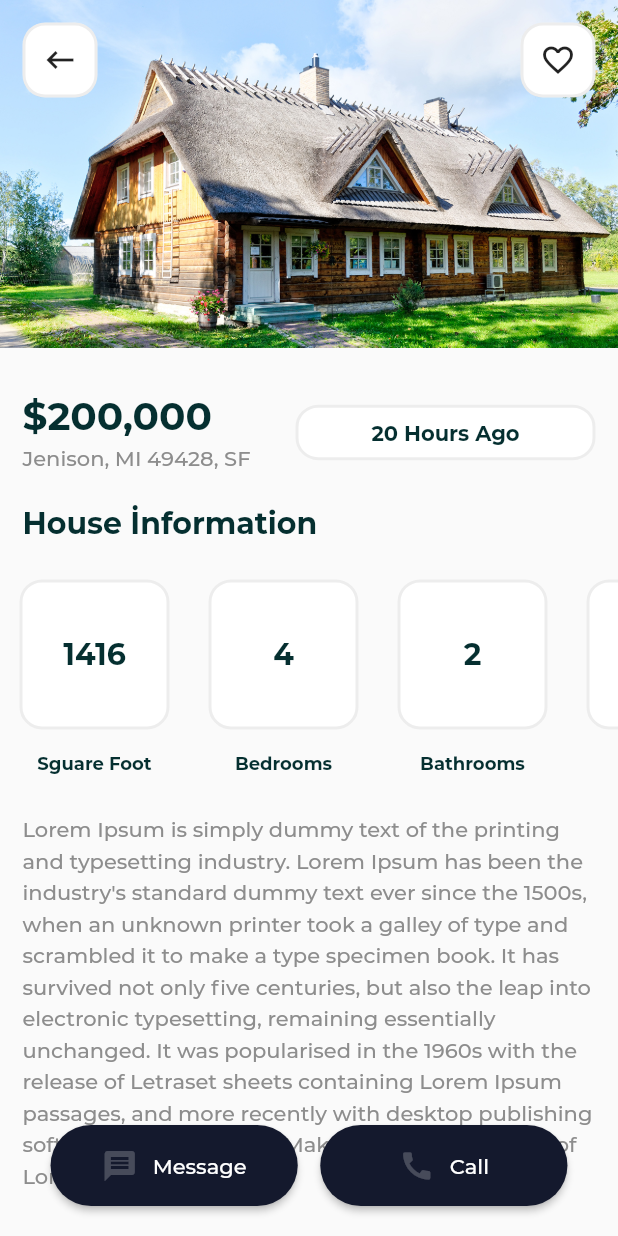
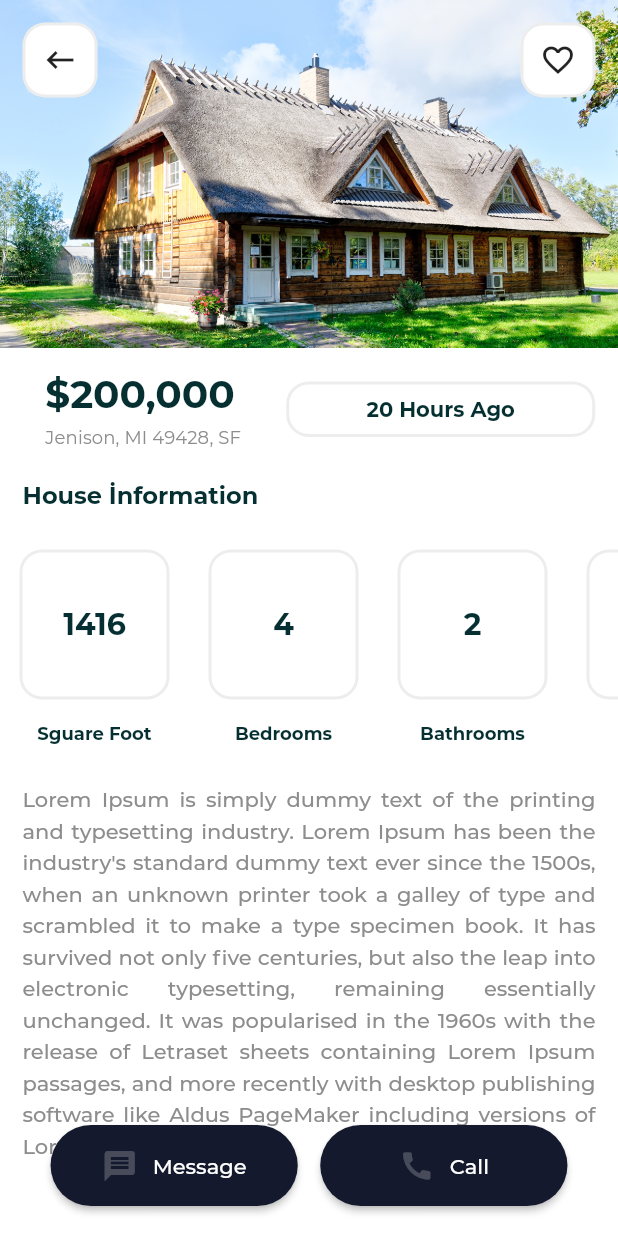
Before and after one commit to mmtdemr42/RetroPorta_UI_Design, a Flutter app: the screen it shows after launch, after a tap on an icon or button, on a phone screen of 412 x 824 dp. Run offline on Flutter 3.47's test engine with Material 2 defaults, Android fonts, the phone set to English and light mode, and no system bars.

Commit message:
değişklikler yapıldı.

```diff
--- a/lib/sample_data.dart
+++ b/lib/sample_data.dart
@@ -1,22 +1,24 @@
-const RE_DATA  = [
+const RE_DATA = [
   {
-    "image":"assets/images/image_2.jpg",
-    "amount":200000,
-    "address":"Jenison, MI 49428, SF",
-    "bedrooms":4,
-    "bathrooms":2,
-    "area":1416,
-    "garage":1,
-    "description":"Lorem Ipsum is simply dummy text of the printing and typesetting industry. Lorem Ipsum has been the industry's standard dummy text ever since the 1500s, when an unknown printer took a galley of type and scrambled it to make a type specimen book. It has survived not only five centuries, but also the leap into electronic typesetting, remaining essentially unchanged. It was popularised in the 1960s with the release of Letraset sheets containing Lorem Ipsum passages, and more recently with desktop publishing software like Aldus PageMaker including versions of Lorem Ipsum."
+    "image": "assets/images/image_2.jpg",
+    "amount": 200000,
+    "address": "Jenison, MI 49428, SF",
+    "bedrooms": 4,
+    "bathrooms": 2,
+    "area": 1416,
+    "garage": 1,
+    "description":
+        "Lorem Ipsum is simply dummy text of the printing and typesetting industry. Lorem Ipsum has been the industry's standard dummy text ever since the 1500s, when an unknown printer took a galley of type and scrambled it to make a type specimen book. It has survived not only five centuries, but also the leap into electronic typesetting, remaining essentially unchanged. It was popularised in the 1960s with the release of Letraset sheets containing Lorem Ipsum passages, and more recently with desktop publishing software like Aldus PageMaker including versions of Lorem Ipsum."
   },
   {
-    "image":"assets/images/image_1.jpg",
-    "amount":140000,
-    "address":"351 Rockwood Dr, SF",
-    "bedrooms":4,
-    "bathrooms":2,
-    "area":1416,
-    "garage":1,
-    "description":"Lorem Ipsum is simply dummy text of the printing and typesetting industry. Lorem Ipsum has been the industry's standard dummy text ever since the 1500s, when an unknown printer took a galley of type and scrambled it to make a type specimen book. It has survived not only five centuries, but also the leap into electronic typesetting, remaining essentially unchanged. It was popularised in the 1960s with the release of Letraset sheets containing Lorem Ipsum passages, and more recently with desktop publishing software like Aldus PageMaker including versions of Lorem Ipsum."
+    "image": "assets/images/image_1.jpg",
+    "amount": 140000,
+    "address": "351 Rockwood Dr, SF",
+    "bedrooms": 4,
+    "bathrooms": 2,
+    "area": 1416,
+    "garage": 1,
+    "description":
+        "Lorem Ipsum is simply dummy text of the printing and typesetting industry. Lorem Ipsum has been the industry's standard dummy text ever since the 1500s, when an unknown printer took a galley of type and scrambled it to make a type specimen book. It has survived not only five centuries, but also the leap into electronic typesetting, remaining essentially unchanged. It was popularised in the 1960s with the release of Letraset sheets containing Lorem Ipsum passages, and more recently with desktop publishing software like Aldus PageMaker including versions of Lorem Ipsum.Lorem Ipsum is simply dummy text of the printing and typesetting industry. Lorem Ipsum has been the industry's standard dummy text ever since the 1500s, when an unknown printer took a galley of type and scrambled it to make a type specimen book. It has survived not only five centuries, but also the leap into electronic typesetting, remaining essentially unchanged. It was popularised in the 1960s with the release of Letraset sheets containing Lorem Ipsum passages, and more recently with desktop publishing software like Aldus PageMaker including versions of Lorem Ipsum."
   },
 ];
--- a/lib/screens/DetailPage.dart
+++ b/lib/screens/DetailPage.dart
@@ -1,6 +1,7 @@
 import 'package:episode_1/custom/BorderBox.dart';
 import 'package:episode_1/custom/OptionButton.dart';
 import 'package:episode_1/sample_data.dart';
+import 'package:episode_1/utils/constants.dart';
 import 'package:episode_1/utils/custom_functions.dart';
 import 'package:episode_1/utils/widget_functions.dart';
 import 'package:flutter/material.dart';
@@ -17,18 +18,24 @@
     final ThemeData themeData = Theme.of(context);
     return SafeArea(
       child: Scaffold(
-        body: Container(
+        backgroundColor: COLOR_WHITE,
+        body: SizedBox(
           width: size.width,
           height: size.height,
           child: Stack(children: [
-            Column(
+            SingleChildScrollView(
+              physics: BouncingScrollPhysics(),
+              child: Column(
                 crossAxisAlignment: CrossAxisAlignment.start,
                 children: [
                   Stack(
                     children: [
                       Image.asset(itemData["image"]),
-                    Padding(
-                      padding: EdgeInsets.all(padding),
+                      Positioned(
+                        width: size.width,
+                        top: padding,
+                        child: Padding(
+                          padding: sidepadding,
                           child: Row(
                             mainAxisAlignment: MainAxisAlignment.spaceBetween,
                             children: [
@@ -49,43 +56,36 @@
                               )
                             ],
                           ),
+                        ),
                       )
                     ],
                   ),
                   addVerticalSpace(padding),
-                addVerticalSpace(padding),
                   Row(
                     mainAxisAlignment: MainAxisAlignment.spaceEvenly,
                     children: [
-                    Column(
+                      Padding(
+                        padding: sidepadding,
+                        child: Column(
                           crossAxisAlignment: CrossAxisAlignment.start,
                           children: [
-                        Padding(
-                          padding: sidepadding,
-                          child: Text(
+                            Text(
                               "${formatCurrency(itemData["amount"])}",
                               style: themeData.textTheme.headline1,
                             ),
-                        ),
-                        Padding(
-                          padding: sidepadding,
-                          child: Text(
+                            addVerticalSpace(5),
+                            Text(
                               "${itemData["address"]}",
-                            style: themeData.textTheme.bodyText2,
-                          ),
+                              style: themeData.textTheme.subtitle2,
                             )
                           ],
                         ),
-                    Expanded(
-                      child: Padding(
-                        padding: sidepadding,
-                        child: BorderBox(
-                          width: size.width,
+                      ),
+                      BorderBox(
+                        width: size.width * 0.5,
                         child: Text(
                           "20 Hours Ago",
                           style: themeData.textTheme.headline5,
-                          ),
-                        ),
                         ),
                       ),
                     ],
@@ -95,10 +95,11 @@
                     padding: sidepadding,
                     child: Text(
                       "House İnformation",
-                    style: themeData.textTheme.headline3,
+                      style: themeData.textTheme.headline4,
                     ),
                   ),
                   SingleChildScrollView(
+                    physics: const BouncingScrollPhysics(),
                     scrollDirection: Axis.horizontal,
                     child: Row(
                       children: [
@@ -121,16 +122,16 @@
                       ],
                     ),
                   ),
-                Expanded(
-                  flex: 1,
-                  child: SingleChildScrollView(
-                    child: Padding(
+                  Padding(
                     padding: sidepadding,
-                      child: Text(itemData["description"]),
-                    ),
+                    child: Text(
+                      itemData["description"],
+                      style: themeData.textTheme.bodyText2,
+                      textAlign: TextAlign.justify,
                     ),
                   )
                 ],
+              ),
             ),
             Positioned(
               width: size.width,
```
Lines whose indentation alone changed are shown as unchanged.
